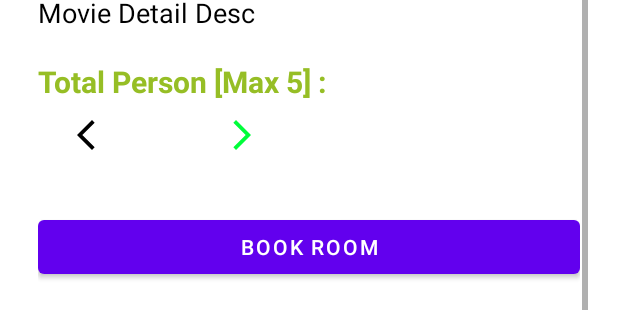
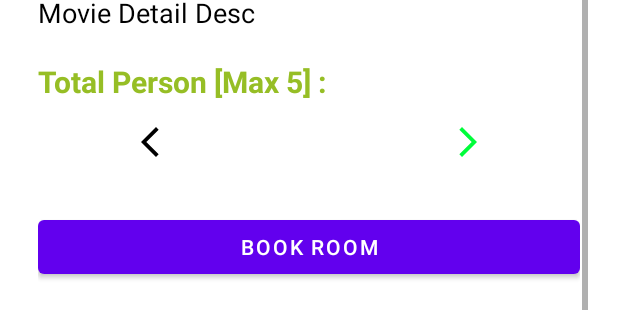
Before and after one commit to WinstarWyvern/CinemaCGP, an Android app: the layout activity_movie_detail.xml on its own in the app's theme, with its tools: preview values and no code run, scrolled down 224 dp, on a phone screen of 412 x 824 dp. Shown: the part 878-1188 px from the top of the screen. Run offline under Robolectric (Android 15) with nearby library versions, the phone set to English and light mode, and no system bars.

Commit message:
- Fix booking number slider button

```diff
--- a/app/src/main/res/layout/activity_main.xml
+++ b/app/src/main/res/layout/activity_main.xml
@@ -1,10 +1,14 @@
 <?xml version="1.0" encoding="utf-8"?>
-<RelativeLayout xmlns:android="http://schemas.android.com/apk/res/android"
+<ScrollView xmlns:android="http://schemas.android.com/apk/res/android"
     xmlns:tools="http://schemas.android.com/tools"
     android:layout_width="match_parent"
     android:layout_height="match_parent"
     android:layout_centerHorizontal="true"
     tools:context=".activity.MainActivity">
+
+    <RelativeLayout
+        android:layout_width="match_parent"
+        android:layout_height="wrap_content">
 
         <androidx.fragment.app.FragmentContainerView
             android:id="@+id/adFragment"
@@ -12,7 +16,7 @@
             android:layout_width="match_parent"
             android:layout_height="150dp"
             tools:layout="@layout/fragment_advertisement"
-        android:layout_marginVertical="40dp"
+            android:layout_marginVertical="30dp"
             />
 
         <androidx.fragment.app.FragmentContainerView
@@ -23,5 +27,6 @@
             android:layout_height="wrap_content"
             tools:layout="@layout/fragment_list" />
 
+    </RelativeLayout>
 
-</RelativeLayout>
+</ScrollView>
--- a/app/src/main/res/layout/activity_movie_detail.xml
+++ b/app/src/main/res/layout/activity_movie_detail.xml
@@ -156,19 +156,24 @@
             android:layout_height="wrap_content"
             android:text="Total Person [Max 5] : "/>
 
-        <RelativeLayout
-            android:layout_width="wrap_content"
+        <LinearLayout
+            android:weightSum="100"
+            android:layout_width="match_parent"
             android:layout_height="match_parent"
-            android:layout_gravity="center_horizontal"
+            android:layout_gravity="center"
+            android:layout_centerHorizontal="true"
+            android:layout_centerVertical="true"
+            android:orientation="horizontal"
             android:id="@+id/reservationNumberContainer"
             android:layout_below="@id/reservationNumberLabel"
             >
 
             <ImageButton
                 android:id="@+id/previousArrow"
-                android:layout_marginHorizontal="20dp"
                 android:layout_width="wrap_content"
                 android:layout_height="match_parent"
+                android:layout_weight="40"
+                android:gravity="center"
                 android:background="@color/white"
                 android:contentDescription="@string/previous_page"
                 android:src="@drawable/disabled_previous_icon" />
@@ -177,22 +182,21 @@
                 android:id="@+id/reservationNumber"
                 android:layout_width="wrap_content"
                 android:layout_height="match_parent"
-                android:layout_marginHorizontal="20dp"
-                android:layout_centerVertical="true"
-                android:layout_toEndOf="@id/previousArrow"
                 android:textColor="@color/purple_500"
+                android:layout_weight="20"
+                android:gravity="center"
                 android:textSize="24sp" />
 
             <ImageButton
                 android:id="@+id/nextArrow"
-                android:layout_marginHorizontal="20dp"
                 android:layout_width="wrap_content"
                 android:layout_height="match_parent"
-                android:layout_toEndOf="@id/reservationNumber"
                 android:background="@color/white"
+                android:layout_weight="40"
+                android:gravity="center"
                 android:contentDescription="@string/next_page"
                 android:src="@drawable/enabled_next_icon" />
-        </RelativeLayout>
+        </LinearLayout>
 
         <Button
             android:id="@+id/submitBtn"
```
Also changed, not shown: 2 other files. Lines whose indentation alone changed are shown as unchanged.
